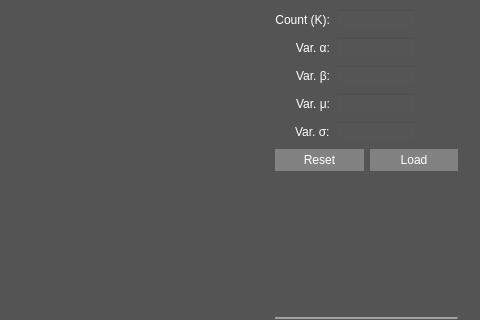
First picture: the form in Practice_1/code/mainwindow.ui, repository ArnMips/itmo_InformationTheory, before the edit; both pictures show x 408 to 888 and y 124 to 444 of the 888 by 925 pixel window.
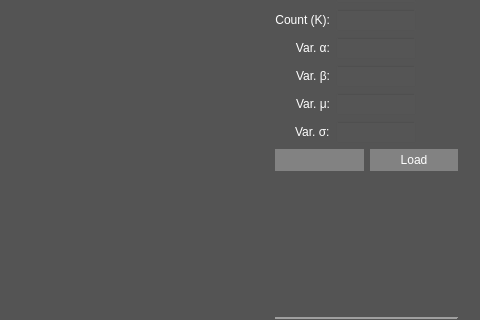
Second picture: the form after the edit. Icons and pictures are not drawn. Custom widgets are drawn as their Qt base class.

Patch:
```diff
--- a/Practice_1/code/mainwindow.ui
+++ b/Practice_1/code/mainwindow.ui
@@ -1251,7 +1251,7 @@
                <bool>true</bool>
               </property>
               <property name="text">
-               <string>Reset</string>
+               <string/>
               </property>
               <property name="flat">
                <bool>true</bool>
```
Left out of the diff: 2 changed lines with no effect on the pictures.
